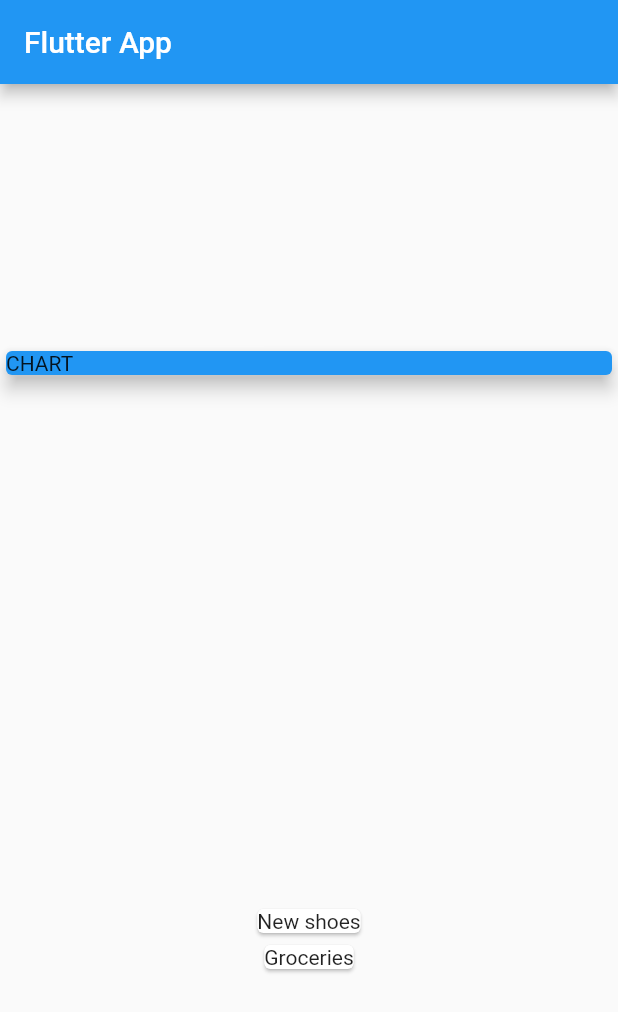
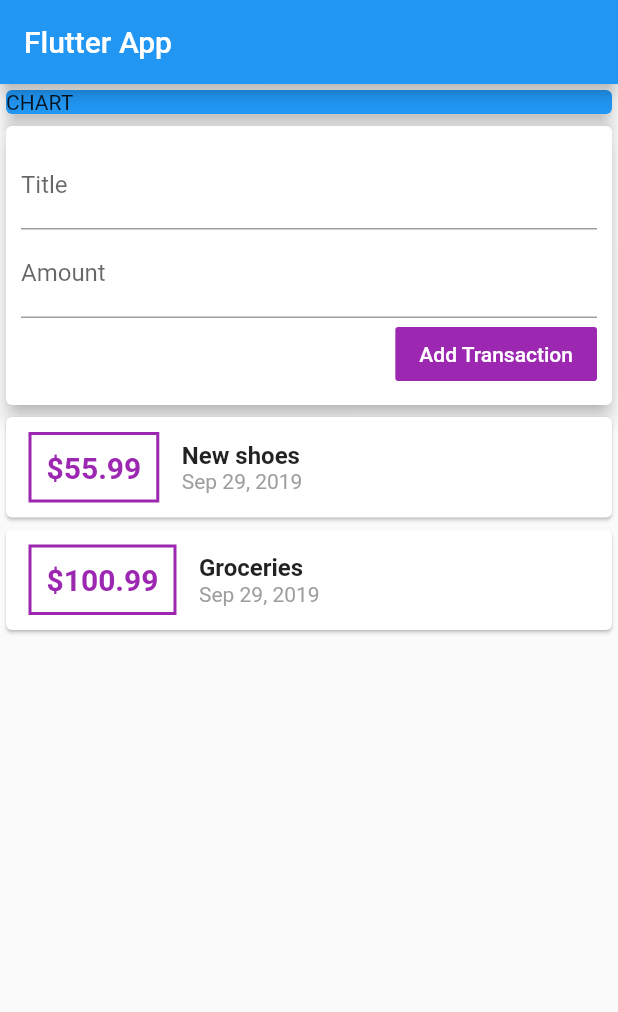
Before and after one commit to sahina/flutter_expense, a Flutter app: the screen it shows after launch, on a phone screen of 412 x 824 dp. Shown: the top 1012 px of the screen. Run offline on Flutter 3.47's test engine with Material 2 defaults, Android fonts, the phone set to English and light mode, and no system bars.

Commit message:
added button handler

```diff
--- a/lib/main.dart
+++ b/lib/main.dart
@@ -1,5 +1,6 @@
 import 'package:flutter/material.dart';
 import 'package:flutter_expense/transaction.dart';
+import 'package:intl/intl.dart';
 
 void main() => runApp(MyApp());
 
@@ -29,6 +30,9 @@ class MyHomePage extends StatelessWidget {
     ),
   ];
 
+  String titleInput;
+  String amountInput;
+
   @override
   Widget build(BuildContext context) {
     return Scaffold(
@@ -36,20 +40,103 @@ class MyHomePage extends StatelessWidget {
         title: Text('Flutter App'),
       ),
       body: Column(
-        mainAxisAlignment: MainAxisAlignment.spaceAround,
+        // mainAxisAlignment: MainAxisAlignment.start,
         crossAxisAlignment: CrossAxisAlignment.stretch,
         children: <Widget>[
           Container(
-              width: double.infinity,
-              child: Card(
-                child: Text("CHART"),
-                elevation: 5,
-                color: Colors.blue,
-              )),
+            width: double.infinity,
+            child: Card(
+              child: Text("CHART"),
+              elevation: 5,
+              color: Colors.blue,
+            ),
+          ),
+          //
+          // INPUT AREA
+          //
+          Card(
+            child: Container(
+              padding: EdgeInsets.all(10),
+              child: Column(
+                crossAxisAlignment: CrossAxisAlignment.end,
+                children: <Widget>[
+                  TextField(
+                    decoration: InputDecoration(
+                      labelText: 'Title',
+                    ),
+                    onChanged: (char) {
+                      titleInput = char;
+                    },
+                  ),
+                  TextField(
+                    decoration: InputDecoration(
+                      labelText: 'Amount',
+                    ),
+                    onChanged: (val) {
+                      amountInput = val;
+                    },
+                  ),
+                  FlatButton(
+                    child: Text('Add Transaction'),
+                    color: Colors.purple,
+                    textColor: Colors.white,
+                    onPressed: () {
+                      print(titleInput);
+                    },
+                  ),
+                ],
+              ),
+            ),
+            elevation: 5,
+          ),
+          //
+          // ITEMS
+          //
           Column(
-            children: transactions.map((t) {
+            children: transactions.map((tx) {
               return Card(
-                child: Text(t.title),
+                child: Row(
+                  children: <Widget>[
+                    Container(
+                      margin: EdgeInsets.symmetric(
+                        vertical: 10,
+                        horizontal: 15,
+                      ),
+                      decoration: BoxDecoration(
+                        border: Border.all(
+                          color: Colors.purple,
+                          width: 2,
+                        ),
+                      ),
+                      padding: EdgeInsets.all(10),
+                      child: Text(
+                        "\$${tx.amount}",
+                        style: TextStyle(
+                            fontWeight: FontWeight.bold,
+                            fontSize: 20,
+                            color: Colors.purple),
+                      ),
+                    ),
+                    Column(
+                      crossAxisAlignment: CrossAxisAlignment.start,
+                      children: <Widget>[
+                        Text(
+                          tx.title,
+                          style: TextStyle(
+                            fontSize: 16,
+                            fontWeight: FontWeight.bold,
+                          ),
+                        ),
+                        Text(
+                          DateFormat.yMMMd().format(tx.date),
+                          style: TextStyle(
+                            color: Colors.grey,
+                          ),
+                        ),
+                      ],
+                    ),
+                  ],
+                ),
               );
             }).toList(),
           )
--- a/pubspec.yaml
+++ b/pubspec.yaml
@@ -19,6 +19,7 @@ environment:
 dependencies:
   flutter:
     sdk: flutter
+  intl: ^0.16.0
 
   # The following adds the Cupertino Icons font to your application.
   # Use with the CupertinoIcons class for iOS style icons.
```
Also changed, not shown: pubspec.lock.
